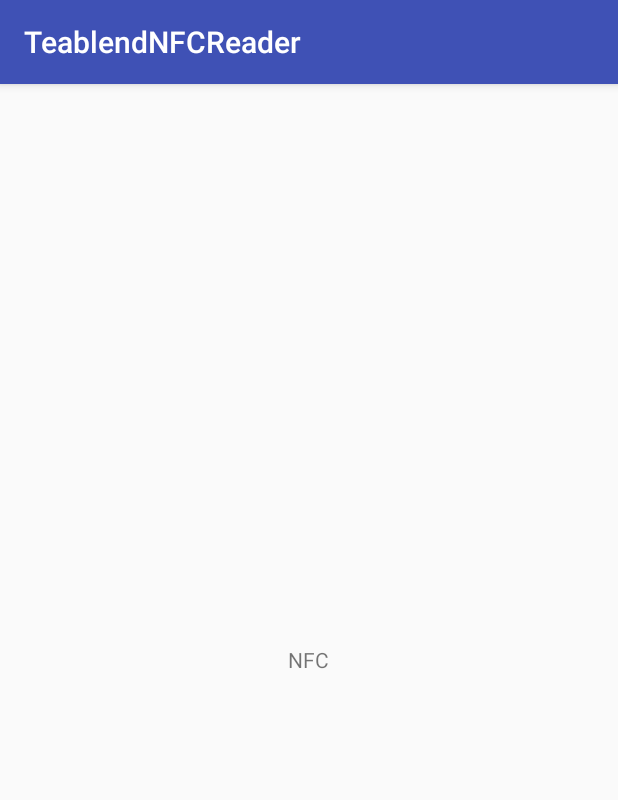
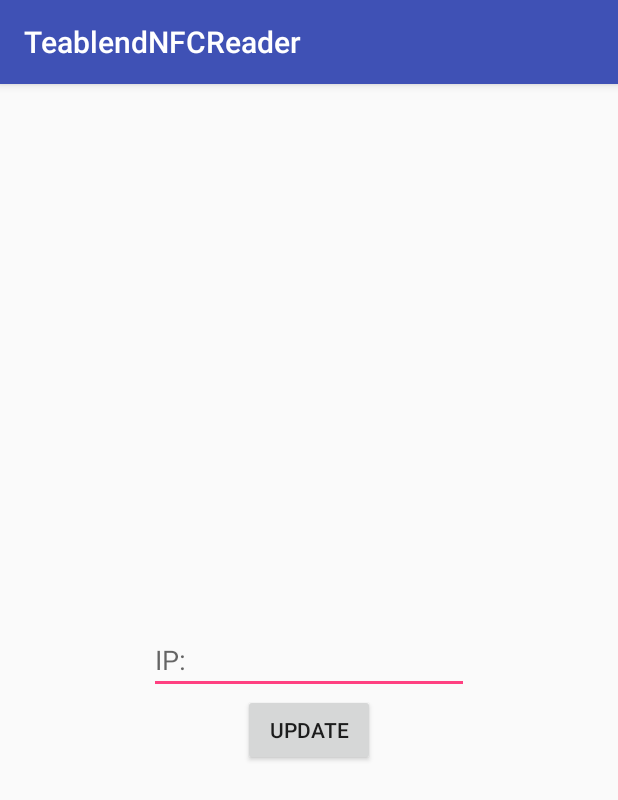
Before and after one commit to hordsmaykill/Cash-Card-System, an Android app: the MainActivity screen opened directly, with no data from a screen before it, on a phone screen of 412 x 824 dp. Shown: the top 800 px of the screen. Run offline under Robolectric (Android 15) with nearby library versions, the phone set to English and light mode, and no system bars; 2 statements that could not run were skipped.

Commit message:
update android codes

```diff
--- a/TeablendNFCReader/app/src/main/res/layout/activity_main.xml
+++ b/TeablendNFCReader/app/src/main/res/layout/activity_main.xml
@@ -10,11 +10,22 @@
     android:paddingTop="@dimen/activity_vertical_margin"
     tools:context="com.example.zd.teablendnfcreader.MainActivity">
 
-    <TextView
-        android:text="@string/explanation"
+    <EditText
         android:layout_width="wrap_content"
         android:layout_height="wrap_content"
+        android:inputType="textPersonName"
+        android:ems="10"
+        android:id="@+id/txtIp"
         android:layout_centerVertical="true"
         android:layout_centerHorizontal="true"
-        android:id="@+id/textViewExplanation" />
+        android:hint="IP: " />
+
+    <Button
+        android:text="Update"
+        android:layout_width="wrap_content"
+        android:layout_height="wrap_content"
+        android:id="@+id/btnUpdate"
+        android:layout_below="@+id/txtIp"
+        android:layout_centerHorizontal="true"
+        android:onClick="onClickUpdate" />
 </RelativeLayout>
```
Also changed, not shown: TeablendNFCReader/app/src/main/java/com/example/zd/teablendnfcreader/MainActivity.java (+120 -6 lines).
